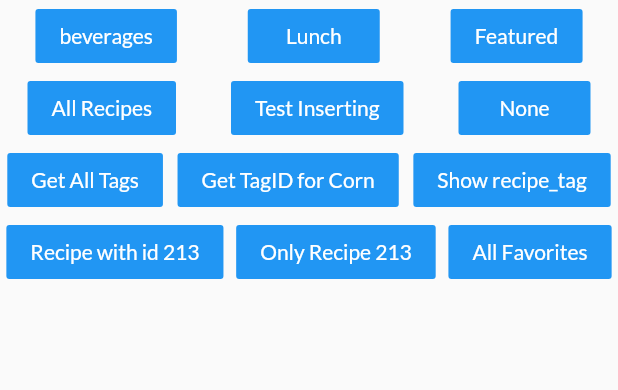
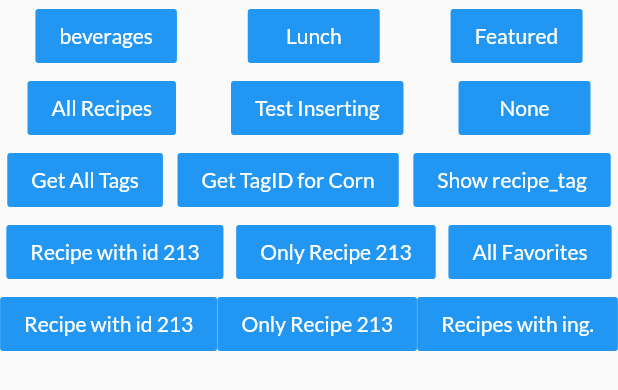
Before and after one commit to dayyansisson/CookMate, a Flutter app: the BackendTest widget shown alone on an empty page, opened directly, on a phone screen of 412 x 824 dp. Shown: the top 390 px of the screen. Run offline on Flutter 3.47's test engine with Material 2 defaults, Android fonts, the phone set to English and light mode, and no system bars; our stand-ins replace sqflite; accounts and stored records are empty; network calls fail.

Commit message:
implemented a new method to pull recipes by giving it a list of ingredients

```diff
--- a/lib/backend/backend.dart
+++ b/lib/backend/backend.dart
@@ -274,6 +274,26 @@ abstract class DB {
         .cast<String>();
   }
 
+  // Returns all recipes that have given ingredients
+  static Future<List<int>> getRecipeWithIngredients(List<String> ing) async {
+    List<Map<String, dynamic>> _results;
+    String conditions = """""";
+    for (var i = 0; i < ing.length; i++) {
+      conditions += """ingredient_name = "${ing.elementAt(i)}" OR """;
+    }
+    conditions =
+        conditions.substring(0, conditions.length - 4); //get rid of last OR
+
+    _results = await _db.rawQuery("""
+      SELECT *
+      FROM recipe_ingredient
+      WHERE $conditions
+    """);
+    // print("Query Conditions: $conditions");
+    // print(_results);
+    return _results.map((recipe) => recipe['recipe_id']).toList().cast<int>();
+  }
+
   // Returns all tags for a given recipe
   static Future<List<String>> getTagsForRecipe(String id) async {
     List<Map<String, dynamic>> _results;
--- a/lib/widgets/backendTest.dart
+++ b/lib/widgets/backendTest.dart
@@ -265,6 +265,102 @@ class _BackendTestState extends State<BackendTest> {
               ),
             ),
           ],
+        ),
+        Row(
+          mainAxisAlignment: MainAxisAlignment.spaceAround,
+          children: <Widget>[
+            FlatButton(
+              color: Colors.blue,
+              textColor: Colors.white,
+              onPressed: () async {
+                List<Map<String, dynamic>> _results = await DB.getRecipes();
+                var _recipes =
+                    _results.map((recipe) => Recipe.fromMap(recipe)).toList();
+                _recipes.forEach((rec) {
+                  // print("${rec.id}: ${rec.title}");
+                  if (rec.id == 213) {
+                    print("Recipe:\n${rec.id}: ${rec.title}");
+
+                    var ings = rec.getIngredients();
+                    ings.then((onValue) {
+                      print("Ingredients:");
+                      print(onValue);
+                    });
+
+                    var steps = rec.getSteps();
+                    steps.then((onValue) {
+                      print("Steps:");
+                      print(onValue);
+                    });
+
+                    var tags = rec.getTags();
+                    tags.then((onValue) {
+                      print("Tags:");
+                      print(onValue);
+                    });
+                  }
+                });
+              },
+              child: Text(
+                "Recipe with id 213",
+              ),
+            ),
+            FlatButton(
+              color: Colors.blue,
+              textColor: Colors.white,
+              onPressed: () async {
+                var rec = await DB.getRecipe("213");
+                print("${rec.id}: ${rec.title}");
+                if (rec.id == 213) {
+                  print(
+                      "Recipe:\n${rec.id}: ${rec.title} servs:${rec.servings} cookTime:${rec.cookTime}");
+
+                  var ings = rec.getIngredients();
+                  ings.then((onValue) {
+                    print("Ingredients:");
+                    print(onValue);
+                  });
+
+                  var steps = rec.getSteps();
+                  steps.then((onValue) {
+                    print("Steps:");
+                    print(onValue);
+                  });
+
+                  var tags = rec.getTags();
+                  tags.then((onValue) {
+                    print("Tags:");
+                    print(onValue);
+                  });
+                }
+              },
+              child: Text(
+                "Only Recipe 213",
+              ),
+            ),
+            FlatButton(
+              color: Colors.blue,
+              textColor: Colors.white,
+              onPressed: () async {
+                List<String> ingredients = [
+                  "4 TJ's Whole Wheat Hamburger Buns",
+                  "TJ's Fresh Cilantro, chopped",
+                  "TJ's Amba Mango Sauce",
+                  "TJ's Sea Salt",
+                  "1 package TJ's Quinoa Cowboy Veggie Burgers",
+                  "1/2 TJ's Red Onion, diced"
+                ];
+                // recipe 22, 23
+                var _results = await DB.getRecipeWithIngredients(ingredients);
+                _results.forEach((recipe) {
+                  print(recipe);
+                });
+              },
+              child: Text(
+                "Recipes with ing.",
+              ),
+            ),
+          ],
         )
       ],
     );
```
